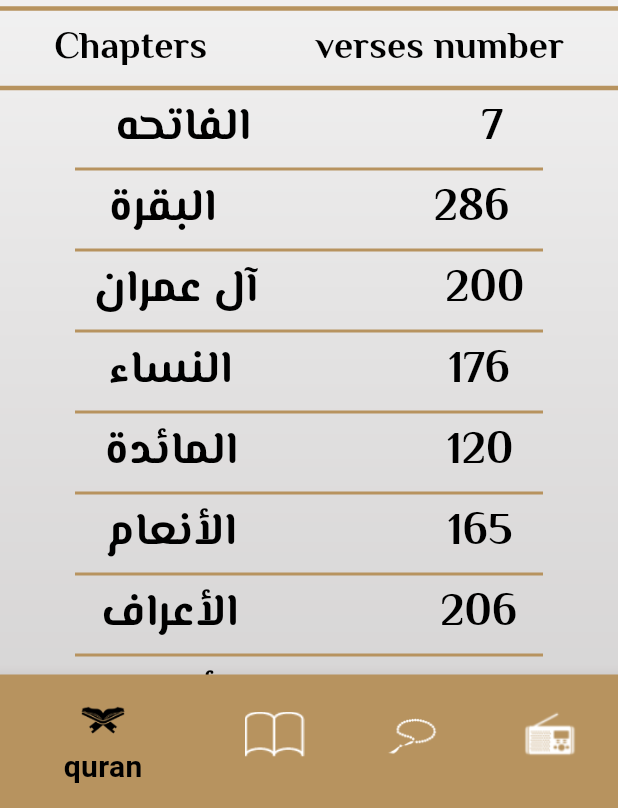
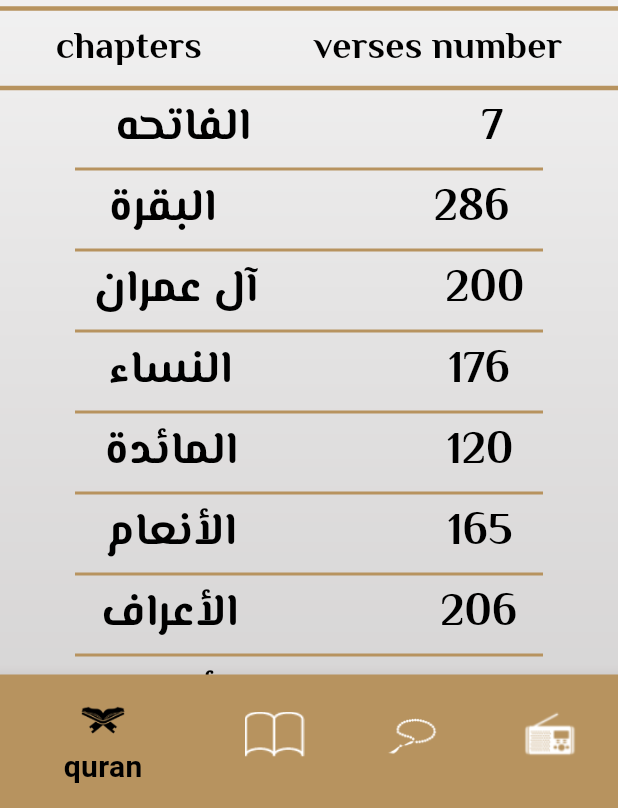
Before and after one commit to yousfraafat/islami, a Flutter app: the screen it shows after launch, on a phone screen of 412 x 824 dp, the part 428-1236 px from its top. Run offline on Flutter 3.47's test engine with Material 3 defaults, Android fonts, the light colour scheme and no system bars; generated files the repository leaves out were written again.

Commit message:
feat:apply localization feat:add arabic language

```diff
--- /dev/null
+++ b/l10n.yaml
@@ -0,0 +1,3 @@
+arb-dir: lib/l10n
+template-arb-file: app_en.arb
+output-localization-file: app_localizations.dart
--- a/lib/home_screen.dart
+++ b/lib/home_screen.dart
@@ -1,4 +1,5 @@
 import 'package:flutter/material.dart';
+import 'package:flutter_gen/gen_l10n/app_localizations.dart';
 import 'package:islami/my_theme_data.dart';
 import 'package:islami/tabs/hadeth_tab/hadeth_tab.dart';
 import 'package:islami/tabs/quran_tab/quran_tab.dart';
@@ -33,7 +34,8 @@ class HomeScreenState extends State<HomeScreen> {
         ),
       ),
       child: Scaffold(
-        appBar: AppBar(title: const Text('islami'), centerTitle: true),
+        appBar: AppBar(title: Text(AppLocalizations.of(context)!.appTitle),
+            centerTitle: true),
         body: taps[selectedIndex],
         bottomNavigationBar: BottomNavigationBar(
           onTap: (index) {
@@ -45,22 +47,22 @@ class HomeScreenState extends State<HomeScreen> {
           items: [
             BottomNavigationBarItem(
               icon: ImageIcon(AssetImage('assets/images/icon_quran.png')),
-              label: 'quran',
+              label: AppLocalizations.of(context)!.quranTab,
               backgroundColor: Theme.of(context).colorScheme.primary,
             ),
             BottomNavigationBarItem(
               icon: ImageIcon(AssetImage('assets/images/icon_hadeth.png')),
-              label: 'hadeth',
+              label: AppLocalizations.of(context)!.hadethTab,
               backgroundColor: Theme.of(context).colorScheme.primary,
             ),
             BottomNavigationBarItem(
               icon: ImageIcon(AssetImage('assets/images/icon_sebha.png')),
-              label: 'tasbeh',
+              label: AppLocalizations.of(context)!.tasbehTab,
               backgroundColor: Theme.of(context).colorScheme.primary,
             ),
             BottomNavigationBarItem(
               icon: ImageIcon(AssetImage('assets/images/icon_radio.png')),
-              label: 'radio',
+              label: AppLocalizations.of(context)!.radioTab,
               backgroundColor: Theme.of(context).colorScheme.primary,
             ),
           ],
--- a/lib/main.dart
+++ b/lib/main.dart
@@ -1,4 +1,5 @@
 import 'package:flutter/material.dart';
+import 'package:flutter_gen/gen_l10n/app_localizations.dart';
 import 'package:islami/home_screen.dart';
 import 'package:islami/my_theme_data.dart';
 import 'package:islami/tabs/hadeth_tab/hadeth_details.dart';
@@ -21,6 +22,9 @@ class MyApp extends StatelessWidget {
         ChapterDetails.routeName: (context) => ChapterDetails(),
         HadethDetails.routeName: (context) => HadethDetails(),
       },
+      localizationsDelegates: AppLocalizations.localizationsDelegates,
+      supportedLocales: AppLocalizations.supportedLocales,
+      locale: Locale('en'),
       theme: MyThemeData.lightTheme,
       darkTheme: MyThemeData.darkTheme,
       themeMode: ThemeMode.light,
--- a/lib/tabs/hadeth_tab/hadeth_tab.dart
+++ b/lib/tabs/hadeth_tab/hadeth_tab.dart
@@ -1,5 +1,6 @@
 import 'package:flutter/material.dart';
 import 'package:flutter/services.dart';
+import 'package:flutter_gen/gen_l10n/app_localizations.dart';
 import 'package:islami/tabs/hadeth_tab/hadeth_details.dart';
 
 class HadethTab extends StatefulWidget {
@@ -28,7 +29,7 @@ class _HadethTabState extends State<HadethTab> {
             .colorScheme
             .secondary, thickness: 3),
         Text(
-          'Hadeth Number',
+          AppLocalizations.of(context)!.hadethNumber,
           style: Theme
               .of(context)
               .textTheme
--- a/lib/tabs/quran_tab/quran_tab.dart
+++ b/lib/tabs/quran_tab/quran_tab.dart
@@ -1,4 +1,5 @@
 import 'package:flutter/material.dart';
+import 'package:flutter_gen/gen_l10n/app_localizations.dart';
 import 'package:islami/tabs/quran_tab/chapter_title.dart';
 
 class QuranTab extends StatelessWidget {
@@ -248,12 +249,12 @@ class QuranTab extends StatelessWidget {
           mainAxisAlignment: MainAxisAlignment.spaceAround,
           children: [
             Text(
-                'Chapters', style: Theme
+                AppLocalizations.of(context)!.chapters, style: Theme
                 .of(context)
                 .textTheme
                 .titleMedium),
             Text(
-              'verses number',
+              AppLocalizations.of(context)!.versesNumber,
               style: Theme
                   .of(context)
                   .textTheme
--- a/lib/tabs/radio_tab/radio_tab.dart
+++ b/lib/tabs/radio_tab/radio_tab.dart
@@ -1,4 +1,5 @@
 import 'package:flutter/material.dart';
+import 'package:flutter_gen/gen_l10n/app_localizations.dart';
 
 class RadioTap extends StatelessWidget {
   const RadioTap({super.key});
@@ -10,7 +11,7 @@ class RadioTap extends StatelessWidget {
       crossAxisAlignment: CrossAxisAlignment.center,
       children: [
         Image.asset('assets/images/radio_image.png'),
-        Text('quran radio channel',
+        Text(AppLocalizations.of(context)!.quranRadio,
           style: Theme.of(context).textTheme.titleLarge,
         ),
         Row(
--- a/lib/tabs/tasbeh_tab/tasbeh_tab.dart
+++ b/lib/tabs/tasbeh_tab/tasbeh_tab.dart
@@ -1,4 +1,5 @@
 import 'package:flutter/material.dart';
+import 'package:flutter_gen/gen_l10n/app_localizations.dart';
 
 import '../../my_theme_data.dart';
 
@@ -62,7 +63,7 @@ class _TasbehTapState extends State<TasbehTap> {
             mainAxisAlignment: MainAxisAlignment.center,
             children: [
               Text(
-                'tasbeh count',
+                AppLocalizations.of(context)!.tasbehCount,
                 style: Theme.of(context).textTheme.titleLarge,
               ),
             ],
--- a/pubspec.yaml
+++ b/pubspec.yaml
@@ -30,7 +30,9 @@ environment:
 dependencies:
   flutter:
     sdk: flutter
-
+  flutter_localizations:
+    sdk: flutter
+  intl: any
   # The following adds the Cupertino Icons font to your application.
   # Use with the CupertinoIcons class for iOS style icons.
   cupertino_icons: ^1.0.8
@@ -52,7 +54,7 @@ dev_dependencies:
 
 # The following section is specific to Flutter packages.
 flutter:
-
+  generate: true # Add this line
   # The following line ensures that the Material Icons font is
   # included with your application, so that you can use the icons in
   # the material Icons class.
```
Also changed, not shown: lib/l10n/app_ar.arb (added, +12 -0 lines), lib/l10n/app_en.arb (added, +12 -0 lines), pubspec.lock.
